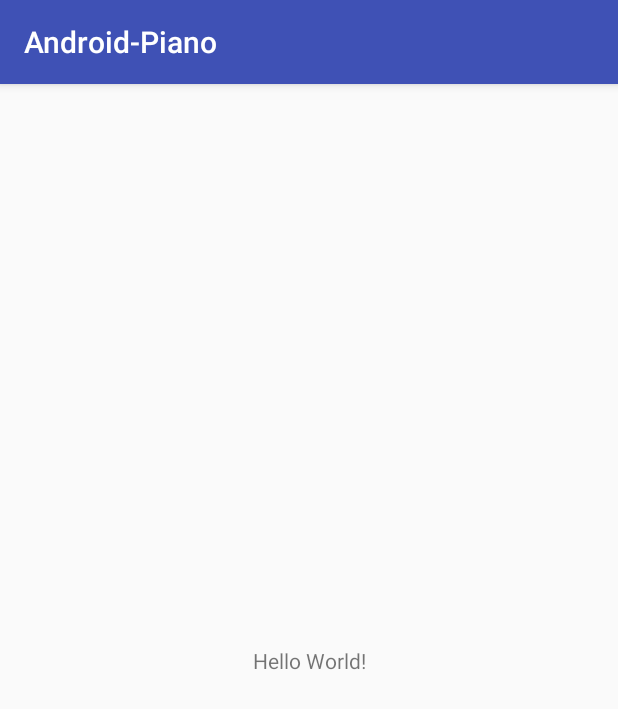
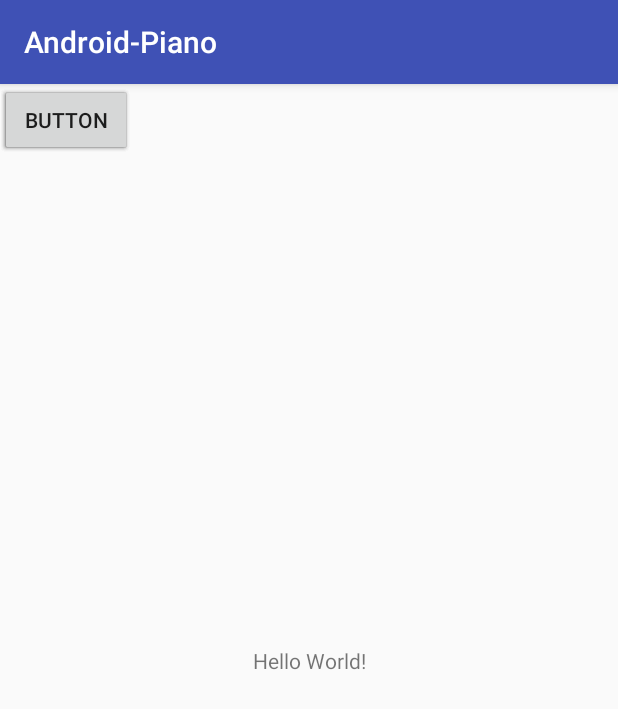
Before and after one commit to Angelooocw/AndroidPiano, an Android app: the screen it shows after launch (MainActivity), on a phone screen of 412 x 824 dp. Shown: the top 709 px of the screen. Run offline under Robolectric (Android 15) with nearby library versions, the phone set to English and light mode, and no system bars.

Commit message:
Segundo commit de prueba

```diff
--- a/app/src/main/res/layout/activity_main.xml
+++ b/app/src/main/res/layout/activity_main.xml
@@ -15,4 +15,36 @@
         app:layout_constraintRight_toRightOf="parent"
         app:layout_constraintTop_toTopOf="parent" />
 
+    <Button
+        android:id="@+id/button"
+        android:layout_width="wrap_content"
+        android:layout_height="wrap_content"
+        android:text="Button"
+        tools:layout_editor_absoluteX="65dp"
+        tools:layout_editor_absoluteY="120dp" />
+
+    <Button
+        android:id="@+id/button2"
+        android:layout_width="wrap_content"
+        android:layout_height="wrap_content"
+        android:text="Button"
+        tools:layout_editor_absoluteX="243dp"
+        tools:layout_editor_absoluteY="120dp" />
+
+    <Button
+        android:id="@+id/button3"
+        android:layout_width="wrap_content"
+        android:layout_height="wrap_content"
+        android:text="Button"
+        tools:layout_editor_absoluteX="65dp"
+        tools:layout_editor_absoluteY="325dp" />
+
+    <Button
+        android:id="@+id/button4"
+        android:layout_width="wrap_content"
+        android:layout_height="wrap_content"
+        android:text="Button"
+        tools:layout_editor_absoluteX="243dp"
+        tools:layout_editor_absoluteY="325dp" />
+
 </android.support.constraint.ConstraintLayout>
```
